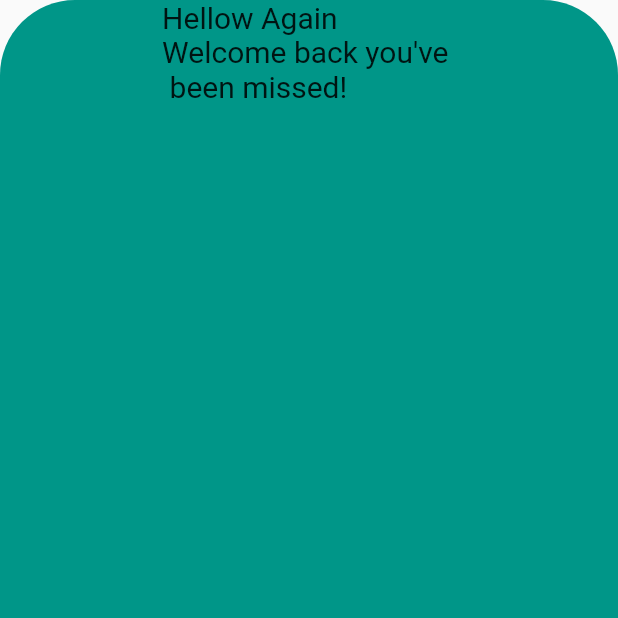
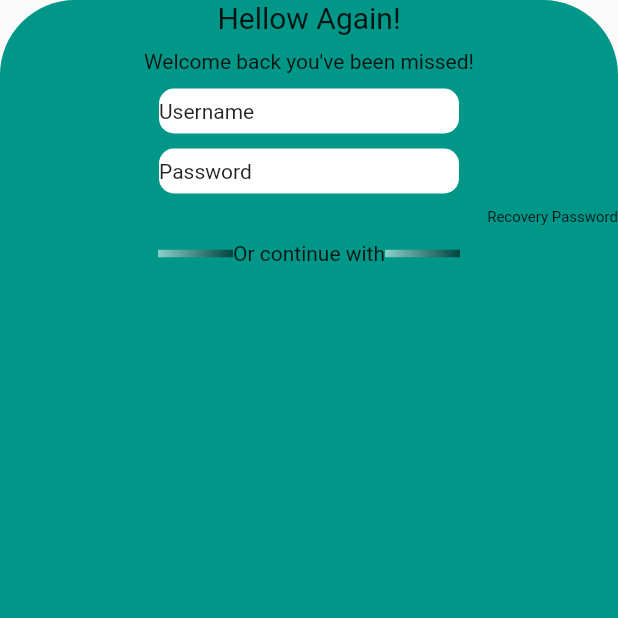
Before and after one commit to Akkash1212/flutterclass, a Flutter app: the screen it shows after launch, on a phone screen of 412 x 824 dp, the top half of it. Run offline on Flutter 3.47's test engine with Material 2 defaults, Android fonts, the phone set to English and light mode, and no system bars; missing offline and left inert: dart:html.

Commit message:
half task complete

```diff
--- a/lib/login.dart
+++ b/lib/login.dart
@@ -9,6 +9,7 @@ class Login extends StatelessWidget {
       child: Scaffold(
         body: Column(
           mainAxisAlignment: MainAxisAlignment.center,
+
           children: [
             Container(
               width: 600,
@@ -17,12 +18,58 @@ class Login extends StatelessWidget {
                   color: Colors.teal, borderRadius: BorderRadius.circular(50)),
               child: Column(
                 children: [
-                  Container(
-                    child: Text(
-                      "Hellow Again\nWelcome back you've \n been missed!",
+                  Text(
+                      "Hellow Again!",
                       style: TextStyle(fontSize: 20),
                     ),
-                  ),
+                  SizedBox(height: 10),
+                  Text("Welcome back you've been missed!"),
+                  SizedBox(height: 10),
+                  Container(
+                    alignment: Alignment.centerLeft,
+                      width:200,
+                      height: 30,
+                      decoration: BoxDecoration(
+                        color: Colors.white,
+                        borderRadius: BorderRadius.circular(10),
+
+                      ),
+                    child:Text("Username"),
+                  ),SizedBox(height: 10),
+                  Container(
+                    alignment: Alignment.centerLeft,
+                    width:200,
+                    height: 30,
+                    decoration: BoxDecoration(
+                      color: Colors.white,
+                      borderRadius: BorderRadius.circular(10),
+                    ),
+                    child:Text("Password"),
+                  ),SizedBox(height: 10),
+                  Row(mainAxisAlignment: MainAxisAlignment.end,
+                    children: [
+                      Text("Recovery Password",style: TextStyle(fontSize: 10),textAlign: TextAlign.center,),
+                    ],
+                  ),SizedBox(height: 10),
+                  Row(mainAxisAlignment: MainAxisAlignment.center,
+
+                    children: [
+                      Container(
+                          height: 5,
+                          width: 50,
+                        decoration: BoxDecoration(color: Colors.black,gradient:LinearGradient(colors: [Colors.white54,Colors.black54]), ),
+
+                      ),
+                      Text("Or continue with"),
+                      Container(
+                        height: 5,
+                        width: 50,
+                        decoration: BoxDecoration(color: Colors.black,gradient:LinearGradient(colors: [Colors.white54,Colors.black54]),
+                      ),),
+
+                    ],
+                  )
+
                 ],
               ),
             ),
--- a/lib/main.dart
+++ b/lib/main.dart
@@ -1,14 +1,11 @@
 import 'package:flutter/material.dart';
 
-import 'appbar.dart';
 import 'borderDecoration.dart';
 import 'colum_row.dart';
 import 'liftpyramid.dart';
 import 'login.dart';
 import 'pyramid.dart';
-import 'user1.dart';
 import 'userpage.dart';
-import 'wrap.dart';
 
 void main() {
   runApp(Myapp());
@@ -19,6 +16,6 @@ class Myapp extends StatelessWidget {
 
   @override
   Widget build(BuildContext context) {
-    return MaterialApp(debugShowCheckedModeBanner: false, home: Login());
+    return MaterialApp(home: Login());
   }
 }
```
